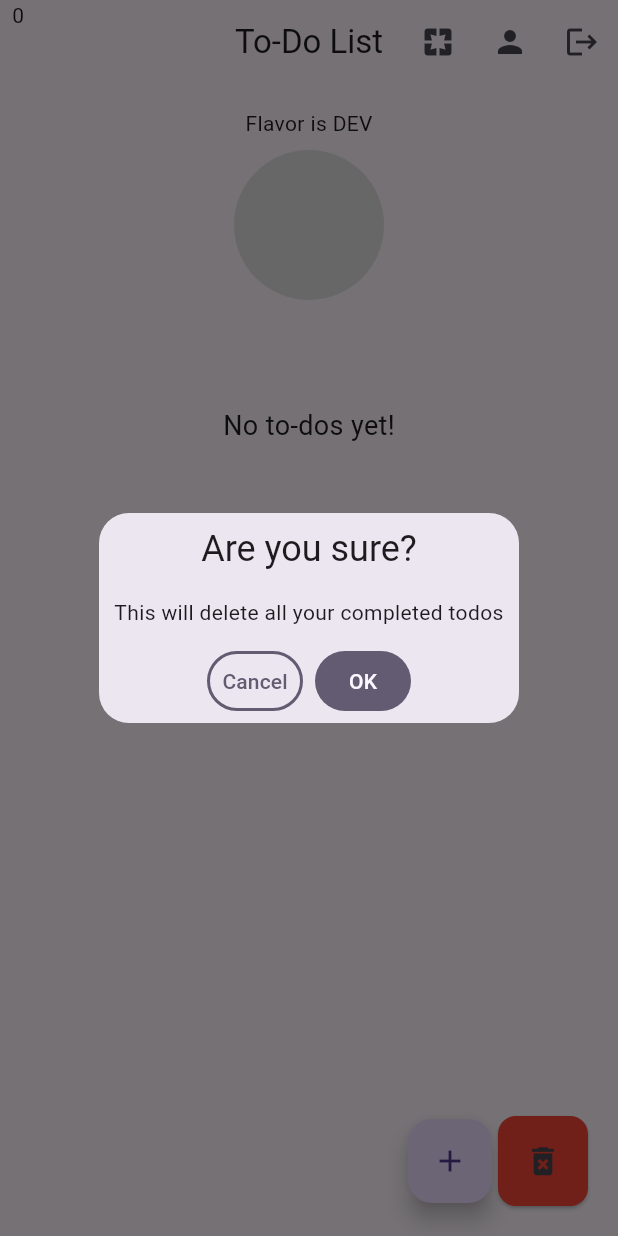
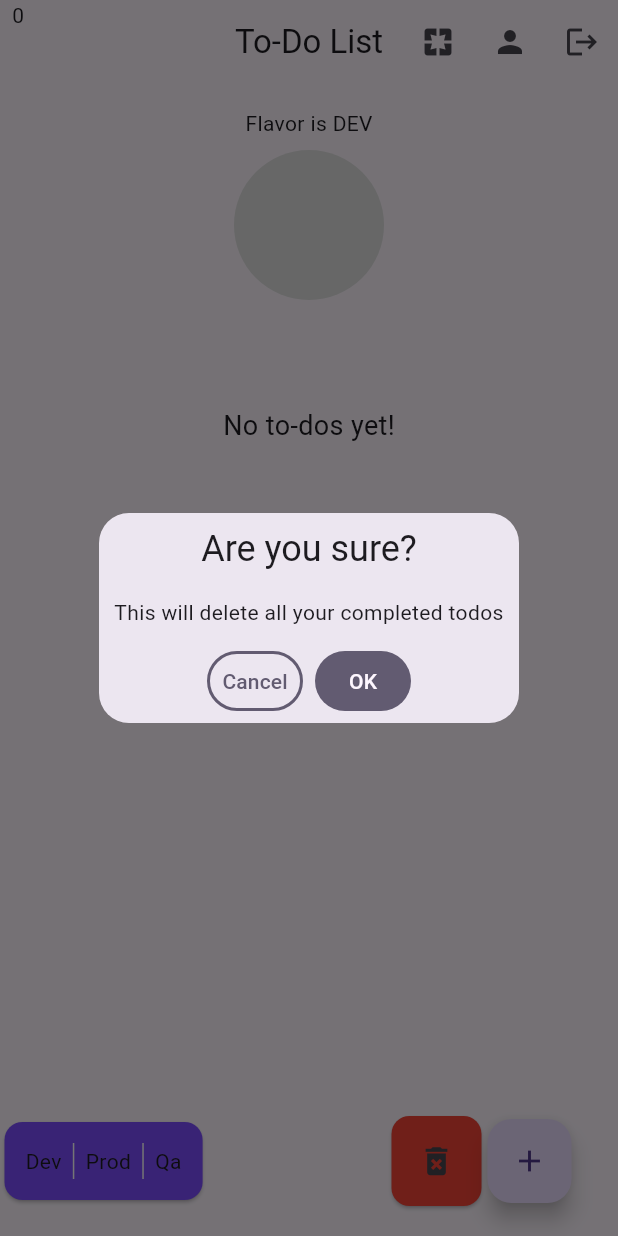
Before and after one commit to Rushi-creates/atrina-auth, a Flutter app: the screen it shows after launch, after a tap on "Login", after a tap on the "delete forever" icon, on a phone screen of 412 x 824 dp. Run offline on Flutter 3.47's test engine with Material 3 defaults, Android fonts, the phone set to English and light mode, and no system bars; our stand-ins replace cloud_firestore, dio, firebase_auth, firebase_core, get, get_storage and 4 more; accounts and stored records are empty; network calls fail.

Commit message:
flavor fab added

```diff
--- a/lib/features/auth/presentation/controllers/todo_controller.dart
+++ b/lib/features/auth/presentation/controllers/todo_controller.dart
@@ -115,8 +115,11 @@ class TodoController extends GetxController {
   }
 
   Future<void> deleteCompletedTodos() async {
+
   try {
     final completedTodos = _todoBox.values.where((todo) => todo.isDone).toList();
+
+    if(completedTodos.isEmpty) return;
 
     for (var todo in completedTodos) {
       await _todoBox.delete(todo.id);
--- a/lib/features/auth/presentation/screens/home_screen.dart
+++ b/lib/features/auth/presentation/screens/home_screen.dart
@@ -228,15 +228,46 @@ class HomeScreen extends StatelessWidget {
           ],
         ),
       ),
-      floatingActionButton: Row(
+      floatingActionButton: Padding(
+        padding: const EdgeInsets.symmetric(horizontal: 15.0),
+        child: Row(
           mainAxisAlignment: MainAxisAlignment.end,
           children: [
-          FloatingActionButton(
-            onPressed: () {
-              Get.to(() => CreateTodoScreen());
+         Card(
+              color: Colors.deepPurpleAccent,
+               child: Padding(
+                 padding: const EdgeInsets.all(6.0),
+                 child: SizedBox(
+                  height: 40,
+                   child: Padding(
+                     padding: const EdgeInsets.all(8.0),
+                     child: Row(
+                      children: [
+                     InkWell(
+                      onTap: (){
+                         FlavorConfig(flavor: Flavor.dev);
                       },
-            child: Icon(Icons.add),
+                      child: Text('Dev')),
+                     VerticalDivider(color: Colors.white,),
+                     InkWell(
+                      onTap: (){
+                         FlavorConfig(flavor: Flavor.prod);
+                      },
+                      child: Text('Prod')),
+                     VerticalDivider(color: Colors.white,),
+
+                     InkWell(
+                      onTap: (){
+                         FlavorConfig(flavor: Flavor.qa);
+                      },
+                      child: Text('Qa')),
+                     ],),
                    ),
+                 )
+               ),
+             ),
+             Spacer(),
+
 
              Card(
               color: Colors.red,
@@ -259,7 +290,15 @@ class HomeScreen extends StatelessWidget {
                   ),
                ),
              ),
+               FloatingActionButton(
+              onPressed: () {
+                Get.to(() => CreateTodoScreen());
+              },
+              child: Icon(Icons.add),
+            ),
+
           ],
+        ),
       ),
     );
   }
```
Lines whose indentation alone changed are shown as unchanged.
